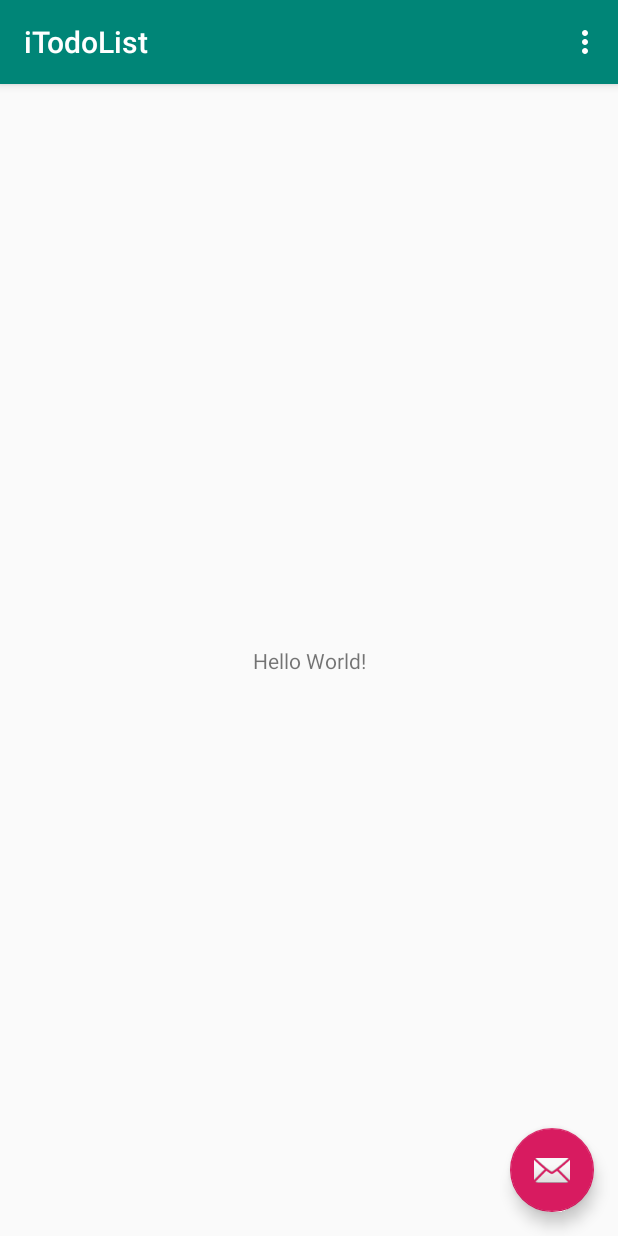
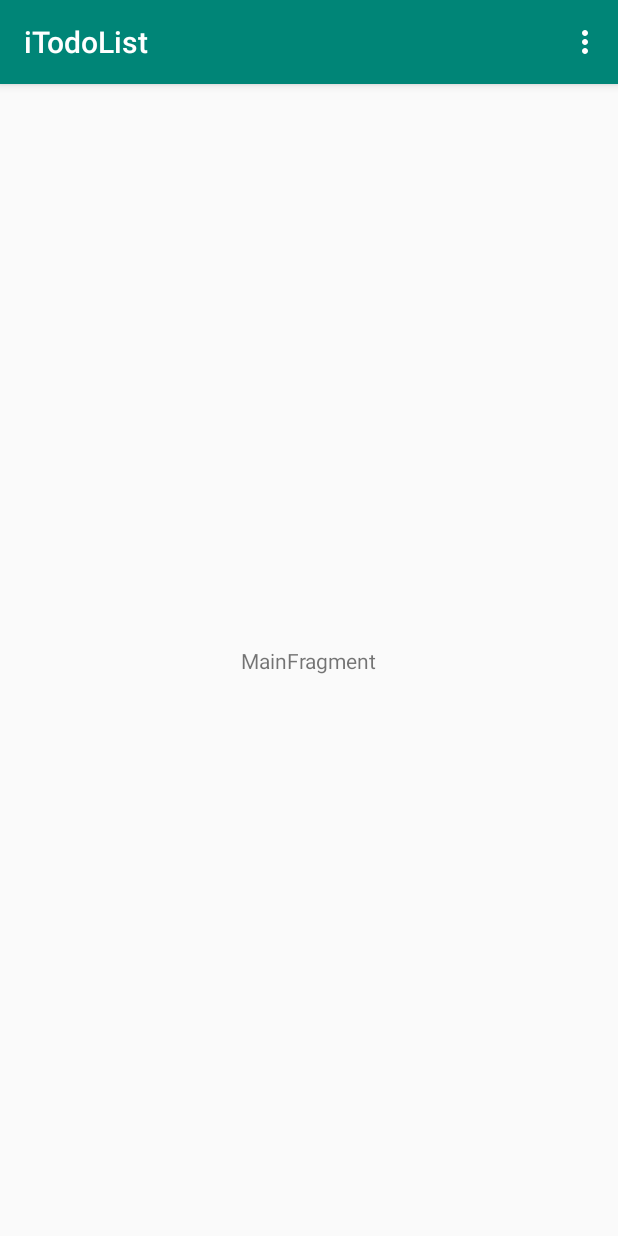
Before and after one commit to VladlinMoiseenko/android-itodolist, an Android app: the screen it shows after launch (MainActivity), on a phone screen of 412 x 824 dp. Run offline under Robolectric (Android 15) with nearby library versions, the phone set to English and light mode, and no system bars.

Commit message:
20190105_1034

```diff
--- a/app/src/main/java/ru/vladlin/itodolist/MainActivity.java
+++ b/app/src/main/java/ru/vladlin/itodolist/ui/MainActivity.java
@@ -1,4 +1,4 @@
-package ru.vladlin.itodolist;
+package ru.vladlin.itodolist.ui;
 
 import android.os.Bundle;
 import android.support.design.widget.FloatingActionButton;
@@ -9,23 +9,27 @@ import android.view.View;
 import android.view.Menu;
 import android.view.MenuItem;
 
+import ru.vladlin.itodolist.R;
+
+import ru.vladlin.itodolist.ui.main.MainFragment;
+
 public class MainActivity extends AppCompatActivity {
 
     @Override
     protected void onCreate(Bundle savedInstanceState) {
         super.onCreate(savedInstanceState);
-        setContentView(R.layout.activity_main);
-        Toolbar toolbar = (Toolbar) findViewById(R.id.toolbar);
-        setSupportActionBar(toolbar);
+        setContentView(R.layout.main_activity);
 
-        FloatingActionButton fab = (FloatingActionButton) findViewById(R.id.fab);
-        fab.setOnClickListener(new View.OnClickListener() {
-            @Override
-            public void onClick(View view) {
-                Snackbar.make(view, "Replace with your own action", Snackbar.LENGTH_LONG)
-                        .setAction("Action", null).show();
-            }
-        });
+        // view main fragment
+        if (savedInstanceState == null) {
+            getSupportFragmentManager().beginTransaction()
+                    .replace(R.id.container, MainFragment.newInstance())
+                    .commitNow();
+        }
+
+//        Toolbar toolbar = (Toolbar) findViewById(R.id.toolbar);
+//        setSupportActionBar(toolbar);
+
     }
 
     @Override
--- /dev/null
+++ b/app/src/main/java/ru/vladlin/itodolist/ui/main/MainFragment.java
@@ -0,0 +1,36 @@
+package ru.vladlin.itodolist.ui.main;
+
+import android.arch.lifecycle.ViewModelProviders;
+import android.os.Bundle;
+import android.support.annotation.NonNull;
+import android.support.annotation.Nullable;
+import android.support.v4.app.Fragment;
+import android.view.LayoutInflater;
+import android.view.View;
+import android.view.ViewGroup;
+
+import ru.vladlin.itodolist.R;
+
+public class MainFragment extends Fragment {
+
+    private MainViewModel mViewModel;
+
+    public static MainFragment newInstance() {
+        return new MainFragment();
+    }
+
+    @Nullable
+    @Override
+    public View onCreateView(@NonNull LayoutInflater inflater, @Nullable ViewGroup container,
+                             @Nullable Bundle savedInstanceState) {
+        return inflater.inflate(R.layout.main_fragment, container, false);
+    }
+
+    @Override
+    public void onActivityCreated(@Nullable Bundle savedInstanceState) {
+        super.onActivityCreated(savedInstanceState);
+        mViewModel = ViewModelProviders.of(this).get(MainViewModel.class);
+        // TODO: Use the ViewModel
+    }
+
+}
--- /dev/null
+++ b/app/src/main/java/ru/vladlin/itodolist/ui/main/MainViewModel.java
@@ -0,0 +1,7 @@
+package ru.vladlin.itodolist.ui.main;
+
+import android.arch.lifecycle.ViewModel;
+
+public class MainViewModel extends ViewModel {
+    // TODO: Implement the ViewModel
+}
--- a/app/src/main/res/layout/activity_main.xml
+++ /dev/null
@@ -1,33 +0,0 @@
-<?xml version="1.0" encoding="utf-8"?>
-<android.support.design.widget.CoordinatorLayout xmlns:android="http://schemas.android.com/apk/res/android"
-    xmlns:app="http://schemas.android.com/apk/res-auto"
-    xmlns:tools="http://schemas.android.com/tools"
-    android:layout_width="match_parent"
-    android:layout_height="match_parent"
-    tools:context=".MainActivity">
-
-    <android.support.design.widget.AppBarLayout
-        android:layout_width="match_parent"
-        android:layout_height="wrap_content"
-        android:theme="@style/AppTheme.AppBarOverlay">
-
-        <android.support.v7.widget.Toolbar
-            android:id="@+id/toolbar"
-            android:layout_width="match_parent"
-            android:layout_height="?attr/actionBarSize"
-            android:background="?attr/colorPrimary"
-            app:popupTheme="@style/AppTheme.PopupOverlay" />
-
-    </android.support.design.widget.AppBarLayout>
-
-    <include layout="@layout/content_main" />
-
-    <android.support.design.widget.FloatingActionButton
-        android:id="@+id/fab"
-        android:layout_width="wrap_content"
-        android:layout_height="wrap_content"
-        android:layout_gravity="bottom|end"
-        android:layout_margin="@dimen/fab_margin"
-        app:srcCompat="@android:drawable/ic_dialog_email" />
-
-</android.support.design.widget.CoordinatorLayout>
--- /dev/null
+++ b/app/src/main/res/layout/main_activity.xml
@@ -0,0 +1,7 @@
+<?xml version="1.0" encoding="utf-8"?>
+<FrameLayout xmlns:android="http://schemas.android.com/apk/res/android"
+    xmlns:tools="http://schemas.android.com/tools"
+    android:id="@+id/container"
+    android:layout_width="match_parent"
+    android:layout_height="match_parent"
+    tools:context=".ui.MainActivity" />
--- /dev/null
+++ b/app/src/main/res/layout/main_fragment.xml
@@ -0,0 +1,20 @@
+<?xml version="1.0" encoding="utf-8"?>
+<android.support.constraint.ConstraintLayout xmlns:android="http://schemas.android.com/apk/res/android"
+    xmlns:app="http://schemas.android.com/apk/res-auto"
+    xmlns:tools="http://schemas.android.com/tools"
+    android:id="@+id/main"
+    android:layout_width="match_parent"
+    android:layout_height="match_parent"
+    tools:context=".ui.main.MainFragment">
+
+    <TextView
+        android:id="@+id/message"
+        android:layout_width="wrap_content"
+        android:layout_height="wrap_content"
+        android:text="MainFragment"
+        app:layout_constraintBottom_toBottomOf="parent"
+        app:layout_constraintEnd_toEndOf="parent"
+        app:layout_constraintStart_toStartOf="parent"
+        app:layout_constraintTop_toTopOf="parent" />
+
+</android.support.constraint.ConstraintLayout>
--- a/app/src/main/res/layout/content_main.xml
+++ b/app/src/main/res/layout/second_fragment.xml
@@ -2,19 +2,19 @@
 <android.support.constraint.ConstraintLayout xmlns:android="http://schemas.android.com/apk/res/android"
     xmlns:app="http://schemas.android.com/apk/res-auto"
     xmlns:tools="http://schemas.android.com/tools"
+    android:id="@+id/main"
     android:layout_width="match_parent"
     android:layout_height="match_parent"
-    app:layout_behavior="@string/appbar_scrolling_view_behavior"
-    tools:context=".MainActivity"
-    tools:showIn="@layout/activity_main">
+    tools:context=".ui.main.MainFragment">
 
     <TextView
+        android:id="@+id/message"
         android:layout_width="wrap_content"
         android:layout_height="wrap_content"
-        android:text="Hello World!"
+        android:text="SecondFragment"
         app:layout_constraintBottom_toBottomOf="parent"
-        app:layout_constraintLeft_toLeftOf="parent"
-        app:layout_constraintRight_toRightOf="parent"
+        app:layout_constraintEnd_toEndOf="parent"
+        app:layout_constraintStart_toStartOf="parent"
         app:layout_constraintTop_toTopOf="parent" />
 
 </android.support.constraint.ConstraintLayout>
--- a/app/src/main/res/menu/menu_main.xml
+++ b/app/src/main/res/menu/menu_main.xml
@@ -1,7 +1,7 @@
 <menu xmlns:android="http://schemas.android.com/apk/res/android"
     xmlns:app="http://schemas.android.com/apk/res-auto"
     xmlns:tools="http://schemas.android.com/tools"
-    tools:context="ru.vladlin.itodolist.MainActivity">
+    tools:context="ru.vladlin.itodolist.ui.MainActivity">
     <item
         android:id="@+id/action_settings"
         android:orderInCategory="100"
```
Also changed, not shown: app/build.gradle (+10 -0 lines), app/src/main/AndroidManifest.xml (+4 -3 lines), app/src/main/java/ru/vladlin/itodolist/models/HubModel.java (added, +350 -0 lines), app/src/main/java/ru/vladlin/itodolist/net/NetClient.java (added, +32 -0 lines), app/src/main/java/ru/vladlin/itodolist/net/NetInterface.java (added, +14 -0 lines), app/src/main/java/ru/vladlin/itodolist/ui/second/SecondFragment.java (added, +36 -0 lines), app/src/main/java/ru/vladlin/itodolist/ui/second/SecondViewModel.java (added, +9 -0 lines).
